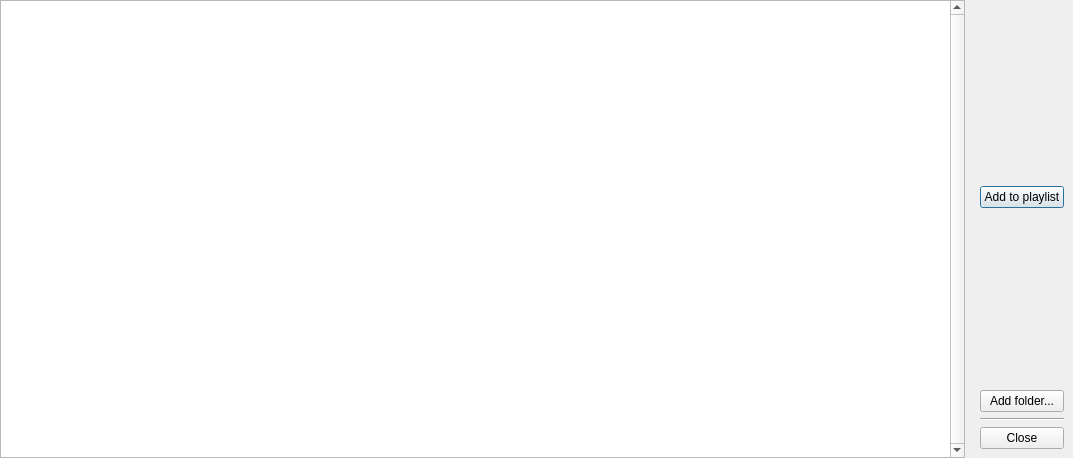
Above: DlgSongs.ui from madmaxoft/SkauTan before the change. Below: the same form after it.
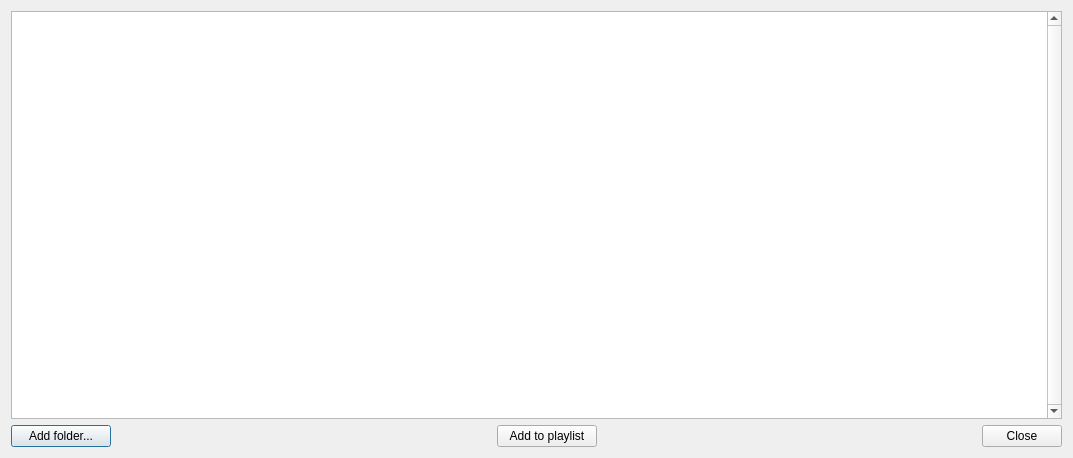
That is the form after the change.

```diff
--- a/DlgSongs.ui
+++ b/DlgSongs.ui
@@ -16,19 +16,7 @@
   <property name="windowTitle">
    <string>Songs - SkauTan</string>
   </property>
-  <layout class="QHBoxLayout" name="horizontalLayout">
-   <property name="leftMargin">
-    <number>0</number>
-   </property>
-   <property name="topMargin">
-    <number>0</number>
-   </property>
-   <property name="rightMargin">
-    <number>0</number>
-   </property>
-   <property name="bottomMargin">
-    <number>0</number>
-   </property>
+  <layout class="QVBoxLayout" name="verticalLayout_2">
    <item>
     <widget class="QTableView" name="tblSongs">
      <property name="verticalScrollBarPolicy">
@@ -73,66 +61,59 @@
     </widget>
    </item>
    <item>
-    <layout class="QVBoxLayout" name="verticalLayout">
-     <property name="leftMargin">
-      <number>9</number>
-     </property>
-     <property name="topMargin">
-      <number>9</number>
-     </property>
-     <property name="rightMargin">
-      <number>9</number>
-     </property>
-     <property name="bottomMargin">
-      <number>9</number>
-     </property>
-     <item>
-      <spacer name="verticalSpacer">
-       <property name="orientation">
-        <enum>Qt::Vertical</enum>
-       </property>
-       <property name="sizeHint" stdset="0">
-        <size>
-         <width>20</width>
-         <height>40</height>
-        </size>
-       </property>
-      </spacer>
-     </item>
-     <item>
-      <widget class="QPushButton" name="btnAddToPlaylist">
-       <property name="text">
-        <string>Add to playlist</string>
-       </property>
-      </widget>
-     </item>
-     <item>
-      <spacer name="verticalSpacer_2">
-       <property name="orientation">
-        <enum>Qt::Vertical</enum>
-       </property>
-       <property name="sizeHint" stdset="0">
-        <size>
-         <width>20</width>
-         <height>40</height>
-        </size>
-       </property>
-      </spacer>
-     </item>
+    <layout class="QHBoxLayout" name="horizontalLayout">
      <item>
       <widget class="QPushButton" name="btnAddFolder">
+       <property name="minimumSize">
+        <size>
+         <width>100</width>
+         <height>0</height>
+        </size>
+       </property>
        <property name="text">
         <string>Add folder...</string>
        </property>
       </widget>
      </item>
      <item>
-      <widget class="Line" name="line">
+      <spacer name="horizontalSpacer_2">
        <property name="orientation">
         <enum>Qt::Horizontal</enum>
+       </property>
+       <property name="sizeHint" stdset="0">
+        <size>
+         <width>40</width>
+         <height>20</height>
+        </size>
+       </property>
+      </spacer>
+     </item>
+     <item>
+      <widget class="QPushButton" name="btnAddToPlaylist">
+       <property name="minimumSize">
+        <size>
+         <width>100</width>
+         <height>0</height>
+        </size>
+       </property>
+       <property name="text">
+        <string>Add to playlist</string>
        </property>
       </widget>
      </item>
+     <item>
+      <spacer name="horizontalSpacer">
+       <property name="orientation">
+        <enum>Qt::Horizontal</enum>
+       </property>
+       <property name="sizeHint" stdset="0">
+        <size>
+         <width>40</width>
+         <height>20</height>
+        </size>
+       </property>
+      </spacer>
+     </item>
      <item>
       <widget class="QPushButton" name="btnClose">
        <property name="text">
```
